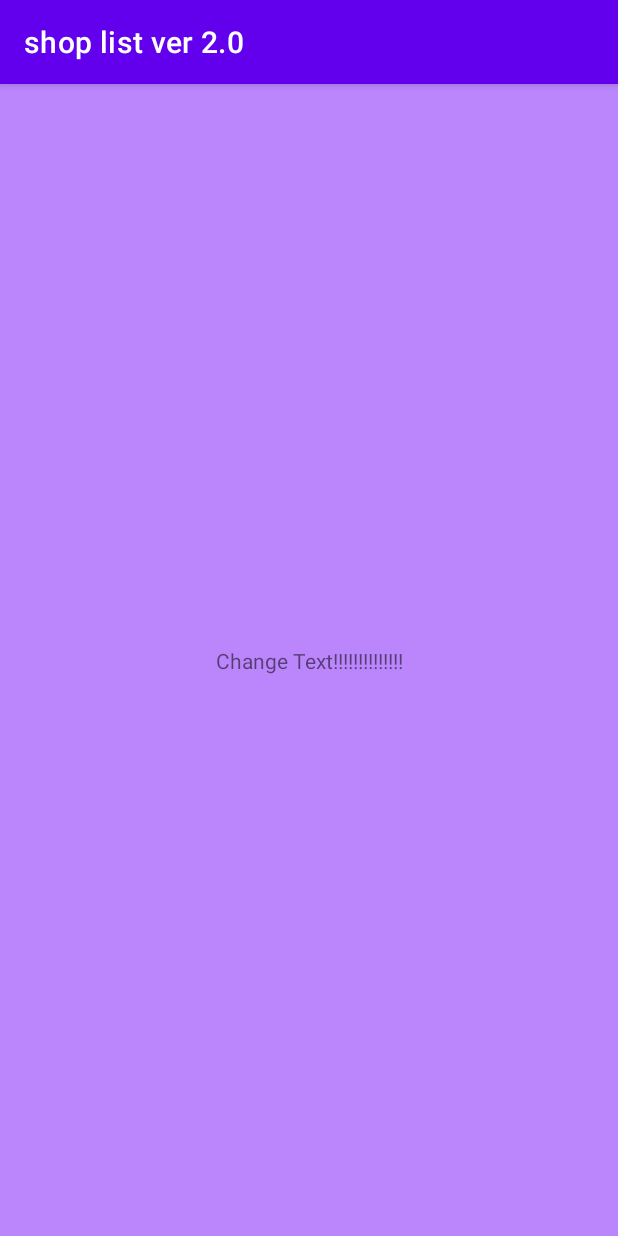
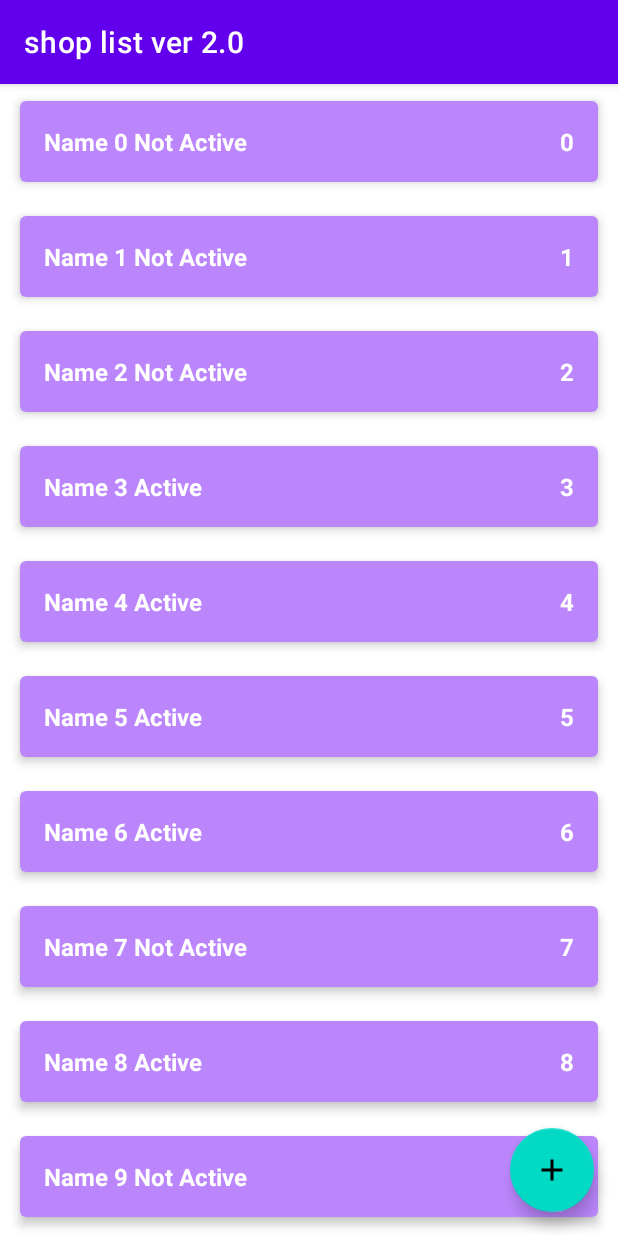
Before and after one commit to NurDev96/shop_list_ver_2.0, an Android app: the screen it shows after launch (MainActivity), on a phone screen of 412 x 824 dp. Run offline under Robolectric (Android 15) with nearby library versions, the phone set to English and light mode, and no system bars.

Commit message:
27. Баги при использовании RecyclerView

```diff
--- a/app/src/main/java/com/example/shoplistver20/data/ShopListRepositoryImpl.kt
+++ b/app/src/main/java/com/example/shoplistver20/data/ShopListRepositoryImpl.kt
@@ -4,16 +4,17 @@ import androidx.lifecycle.LiveData
 import androidx.lifecycle.MutableLiveData
 import com.example.shoplistver20.domain.ShopItem
 import com.example.shoplistver20.domain.ShopListRepository
+import kotlin.random.Random
 
 object ShopListRepositoryImpl : ShopListRepository {
 
-    private val shopList = mutableListOf<ShopItem>()
+    private val shopList = sortedSetOf<ShopItem>({ p, p1 -> p.id compareTo p1.id })
     private val shopListLD = MutableLiveData<List<ShopItem>>()
     private var autoIncrement = 0
 
     init {
-        for (i in 0 until 10) {
-            val init = ShopItem("Name $i", i, true)
+        for (i in 0 until 500) {
+            val init = ShopItem("Name $i", i, Random.nextBoolean())
             addShopItem(init)
         }
     }
--- a/app/src/main/java/com/example/shoplistver20/presentation/MainActivity.kt
+++ b/app/src/main/java/com/example/shoplistver20/presentation/MainActivity.kt
@@ -3,20 +3,33 @@ package com.example.shoplistver20.presentation
 import androidx.appcompat.app.AppCompatActivity
 import android.os.Bundle
 import android.util.Log
+import android.view.LayoutInflater
+import android.widget.LinearLayout
+import android.widget.TextView
 import androidx.lifecycle.ViewModelProvider
+import androidx.recyclerview.widget.RecyclerView
 import com.example.shoplistver20.R
+import com.example.shoplistver20.domain.ShopItem
 
 class MainActivity : AppCompatActivity() {
 
     private lateinit var viewModel: MainViewModel
+    private lateinit var adapter: ShopListAdapter
 
     override fun onCreate(savedInstanceState: Bundle?) {
         super.onCreate(savedInstanceState)
         setContentView(R.layout.activity_main)
+        setupRecyclerView()
         viewModel = ViewModelProvider(this)[MainViewModel::class.java]
         viewModel.shopList.observe(this) {
             Log.d("MainActivityTest", it.toString())
-
+            adapter.shopList = it
         }
     }
+
+    private fun setupRecyclerView() {
+        val rvShopList = findViewById<RecyclerView>(R.id.rv_shop_list)
+        adapter = ShopListAdapter()
+        rvShopList.adapter = adapter
+    }
 }
--- a/app/src/main/java/com/example/shoplistver20/presentation/MainViewModel.kt
+++ b/app/src/main/java/com/example/shoplistver20/presentation/MainViewModel.kt
@@ -20,7 +20,7 @@ class MainViewModel : ViewModel() {
         val item = deleteShopItemUseCase.deleteShopItem(shopItem)
     }
 
-    fun editShopItem(shopItem: ShopItem) {
+    fun changeEnableState(shopItem: ShopItem) {
         val newItem = shopItem.copy(enabled = !shopItem.enabled)
         editShopItemUseCase.editShopItem(newItem)
     }
--- /dev/null
+++ b/app/src/main/java/com/example/shoplistver20/presentation/ShopListAdapter.kt
@@ -0,0 +1,50 @@
+package com.example.shoplistver20.presentation
+
+import android.view.LayoutInflater
+import android.view.View
+import android.view.ViewGroup
+import android.widget.TextView
+import androidx.recyclerview.widget.RecyclerView
+import com.example.shoplistver20.R
+import com.example.shoplistver20.domain.ShopItem
+
+class ShopListAdapter : RecyclerView.Adapter<ShopListAdapter.ShopItemViewHolder>() {
+
+    var shopList = listOf<ShopItem>()
+        set(value) {
+            field = value
+            notifyDataSetChanged()
+        }
+
+    override fun onCreateViewHolder(parent: ViewGroup, viewType: Int): ShopItemViewHolder {
+        val view = LayoutInflater.from(parent.context).inflate(
+            R.layout.item_shop_enabled,
+            parent,
+            false
+        )
+        return ShopItemViewHolder(view)
+    }
+
+    override fun onBindViewHolder(holder: ShopItemViewHolder, position: Int) {
+        val shopItem = shopList[position]
+        val status = if (shopItem.enabled) {
+            "Active"
+        } else {
+            "Not Active"
+        }
+        holder.tvName.text = "${shopItem.name} $status"
+        holder.tvCount.text = shopItem.count.toString()
+        holder.view.setOnClickListener {
+            true
+        }
+    }
+
+    override fun getItemCount(): Int {
+        return shopList.size
+    }
+
+    class ShopItemViewHolder(val view: View) : RecyclerView.ViewHolder(view) {
+        val tvName = view.findViewById<TextView>(R.id.tv_name)!!
+        val tvCount = view.findViewById<TextView>(R.id.tv_count)!!
+    }
+}
--- /dev/null
+++ b/app/src/main/res/drawable-v24/ic_add.xml
@@ -0,0 +1,9 @@
+<vector xmlns:android="http://schemas.android.com/apk/res/android"
+    android:width="24dp"
+    android:height="24dp"
+    android:viewportWidth="24"
+    android:viewportHeight="24">
+  <path
+      android:pathData="M19,13h-6v6h-2v-6H5v-2h6V5h2v6h6v2z"
+      android:fillColor="#ffffff"/>
+</vector>
--- a/app/src/main/res/layout/activity_main.xml
+++ b/app/src/main/res/layout/activity_main.xml
@@ -1,19 +1,33 @@
 <?xml version="1.0" encoding="utf-8"?>
+
 <androidx.constraintlayout.widget.ConstraintLayout xmlns:android="http://schemas.android.com/apk/res/android"
     xmlns:app="http://schemas.android.com/apk/res-auto"
     xmlns:tools="http://schemas.android.com/tools"
     android:layout_width="match_parent"
     android:layout_height="match_parent"
-    android:background="@color/purple_200"
     tools:context=".presentation.MainActivity">
 
-    <TextView
-        android:layout_width="wrap_content"
-        android:layout_height="wrap_content"
-        android:text="Change Text!!!!!!!!!!!!!!"
+    <androidx.recyclerview.widget.RecyclerView
+        android:id="@+id/rv_shop_list"
+        android:layout_width="0dp"
+        android:layout_height="0dp"
+        app:layoutManager="androidx.recyclerview.widget.LinearLayoutManager"
         app:layout_constraintBottom_toBottomOf="parent"
         app:layout_constraintEnd_toEndOf="parent"
         app:layout_constraintStart_toStartOf="parent"
-        app:layout_constraintTop_toTopOf="parent" />
+        app:layout_constraintTop_toTopOf="parent"
+        tools:listitem="@layout/item_shop_enabled" />
+
+    <com.google.android.material.floatingactionbutton.FloatingActionButton
+        android:id="@+id/button_add_shop_item"
+        android:layout_width="wrap_content"
+        android:layout_height="wrap_content"
+        android:layout_marginEnd="16dp"
+        android:layout_marginBottom="16dp"
+        android:clickable="true"
+        android:focusable="true"
+        app:layout_constraintBottom_toBottomOf="parent"
+        app:layout_constraintEnd_toEndOf="parent"
+        app:srcCompat="@drawable/ic_add" />
 
 </androidx.constraintlayout.widget.ConstraintLayout>
--- /dev/null
+++ b/app/src/main/res/layout/item_shop_disabled.xml
@@ -0,0 +1,43 @@
+<?xml version="1.0" encoding="utf-8"?>
+<androidx.cardview.widget.CardView xmlns:android="http://schemas.android.com/apk/res/android"
+    xmlns:app="http://schemas.android.com/apk/res-auto"
+    xmlns:tools="http://schemas.android.com/tools"
+    android:layout_width="match_parent"
+    android:layout_height="wrap_content"
+    android:layout_marginStart="8dp"
+    android:layout_marginTop="4dp"
+    android:layout_marginEnd="8dp"
+    android:layout_marginBottom="4dp"
+    app:cardCornerRadius="4dp"
+    app:cardElevation="1dp"
+    app:cardUseCompatPadding="true">
+
+    <LinearLayout
+        android:layout_width="match_parent"
+        android:layout_height="wrap_content"
+        android:background="#33BB86FC"
+        android:orientation="horizontal"
+        android:padding="16dp">
+
+        <TextView
+            android:id="@+id/tv_name"
+            android:layout_width="0dp"
+            android:layout_height="wrap_content"
+            android:layout_weight="1"
+            android:textColor="@color/white"
+            android:textSize="16sp"
+            android:textStyle="bold"
+            tools:text="Салфетки" />
+
+        <TextView
+            android:id="@+id/tv_count"
+            android:layout_width="wrap_content"
+            android:layout_height="wrap_content"
+            android:textColor="@color/white"
+            android:textSize="16sp"
+            android:textStyle="bold"
+            tools:text="1" />
+
+    </LinearLayout>
+
+</androidx.cardview.widget.CardView>
--- /dev/null
+++ b/app/src/main/res/layout/item_shop_enabled.xml
@@ -0,0 +1,43 @@
+<?xml version="1.0" encoding="utf-8"?>
+<androidx.cardview.widget.CardView xmlns:android="http://schemas.android.com/apk/res/android"
+    xmlns:app="http://schemas.android.com/apk/res-auto"
+    xmlns:tools="http://schemas.android.com/tools"
+    android:layout_width="match_parent"
+    android:layout_height="wrap_content"
+    android:layout_marginStart="8dp"
+    android:layout_marginTop="4dp"
+    android:layout_marginEnd="8dp"
+    android:layout_marginBottom="4dp"
+    app:cardCornerRadius="4dp"
+    app:cardElevation="4dp"
+    app:cardUseCompatPadding="true">
+
+    <LinearLayout
+        android:layout_width="match_parent"
+        android:layout_height="wrap_content"
+        android:background="@color/purple_200"
+        android:orientation="horizontal"
+        android:padding="16dp">
+
+        <TextView
+            android:id="@+id/tv_name"
+            android:layout_width="0dp"
+            android:layout_height="wrap_content"
+            android:layout_weight="1"
+            android:textColor="@color/white"
+            android:textSize="16sp"
+            android:textStyle="bold"
+            tools:text="Салфетки" />
+
+        <TextView
+            android:id="@+id/tv_count"
+            android:layout_width="wrap_content"
+            android:layout_height="wrap_content"
+            android:textColor="@color/white"
+            android:textSize="16sp"
+            android:textStyle="bold"
+            tools:text="1" />
+
+    </LinearLayout>
+
+</androidx.cardview.widget.CardView>
```
